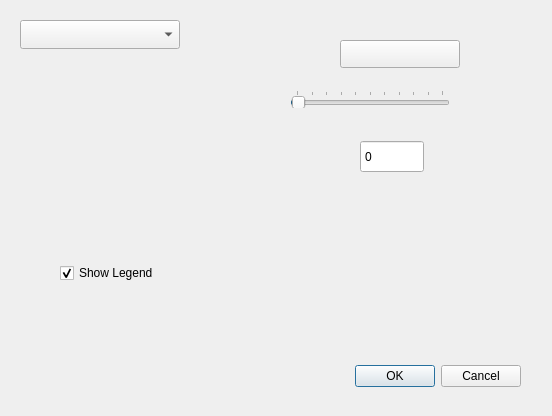
Qt form ui/Histogram.ui (lucacasagrande/DataPlot) before a commit.
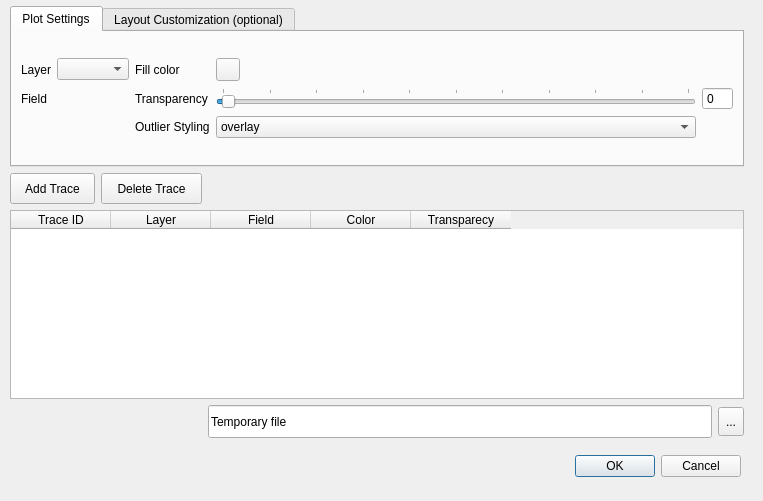
The same form after that commit. Icons and pictures are not drawn. Custom widgets are drawn as their Qt base class.

Patch:
```diff
--- a/ui/Histogram.ui
+++ b/ui/Histogram.ui
@@ -6,8 +6,8 @@
    <rect>
     <x>0</x>
     <y>0</y>
-    <width>552</width>
-    <height>416</height>
+    <width>763</width>
+    <height>501</height>
    </rect>
   </property>
   <property name="windowTitle">
@@ -16,8 +16,8 @@
   <widget class="QDialogButtonBox" name="buttonBox">
    <property name="geometry">
     <rect>
-     <x>180</x>
-     <y>360</y>
+     <x>400</x>
+     <y>450</y>
      <width>341</width>
      <height>32</height>
     </rect>
@@ -29,110 +29,327 @@
     <set>QDialogButtonBox::Cancel|QDialogButtonBox::Ok</set>
    </property>
   </widget>
-  <widget class="QCheckBox" name="legendCheck">
+  <widget class="QLineEdit" name="filePath">
    <property name="geometry">
     <rect>
-     <x>60</x>
-     <y>260</y>
-     <width>121</width>
-     <height>26</height>
+     <x>208</x>
+     <y>405</y>
+     <width>504</width>
+     <height>33</height>
     </rect>
    </property>
    <property name="text">
-    <string>Show Legend</string>
+    <string>Temporary file</string>
    </property>
-   <property name="checked">
+   <property name="readOnly">
     <bool>true</bool>
    </property>
+   <property name="placeholderText">
+    <string/>
+   </property>
   </widget>
-  <widget class="QgsMapLayerComboBox" name="LayerCombo">
+  <widget class="QPushButton" name="addTrace">
    <property name="geometry">
     <rect>
-     <x>20</x>
-     <y>20</y>
-     <width>160</width>
+     <x>10</x>
+     <y>173</y>
+     <width>85</width>
+     <height>31</height>
+    </rect>
+   </property>
+   <property name="text">
+    <string>Add Trace</string>
+   </property>
+  </widget>
+  <widget class="QToolButton" name="browseButton">
+   <property name="geometry">
+    <rect>
+     <x>718</x>
+     <y>407</y>
+     <width>26</width>
      <height>29</height>
     </rect>
    </property>
-  </widget>
-  <widget class="QgsFieldExpressionWidget" name="expField">
-   <property name="geometry">
-    <rect>
-     <x>270</x>
-     <y>230</y>
-     <width>200</width>
-     <height>32</height>
-    </rect>
+   <property name="text">
+    <string>...</string>
    </property>
   </widget>
-  <widget class="QgsColorButtonV2" name="colorButton">
-   <property name="geometry">
-    <rect>
-     <x>340</x>
-     <y>40</y>
-     <width>120</width>
-     <height>28</height>
-    </rect>
+  <widget class="QTabWidget" name="tabWidget">
+   <property name="enabled">
+    <bool>true</bool>
    </property>
-  </widget>
-  <widget class="QSlider" name="alpha">
    <property name="geometry">
     <rect>
-     <x>290</x>
-     <y>90</y>
-     <width>160</width>
-     <height>18</height>
+     <x>10</x>
+     <y>6</y>
+     <width>734</width>
+     <height>161</height>
     </rect>
    </property>
-   <property name="cursor">
-    <cursorShape>ArrowCursor</cursorShape>
-   </property>
-   <property name="layoutDirection">
-    <enum>Qt::LeftToRight</enum>
-   </property>
-   <property name="minimum">
+   <property name="currentIndex">
     <number>0</number>
    </property>
-   <property name="maximum">
-    <number>100</number>
+   <widget class="QWidget" name="tab">
+    <attribute name="title">
+     <string>Plot Settings</string>
+    </attribute>
+    <layout class="QGridLayout" name="gridLayout_2">
+     <item row="0" column="0">
+      <layout class="QGridLayout" name="gridLayout">
+       <item row="0" column="2">
+        <widget class="QLabel" name="label_5">
+         <property name="text">
+          <string>Fill color</string>
+         </property>
+        </widget>
+       </item>
+       <item row="0" column="0">
+        <widget class="QLabel" name="label">
+         <property name="text">
+          <string>Layer</string>
+         </property>
+        </widget>
+       </item>
+       <item row="1" column="0">
+        <widget class="QLabel" name="label_2">
+         <property name="text">
+          <string>Field</string>
+         </property>
+        </widget>
+       </item>
+       <item row="0" column="1">
+        <widget class="QgsMapLayerComboBox" name="LayerCombo"/>
+       </item>
+       <item row="1" column="1">
+        <widget class="QgsFieldExpressionWidget" name="expField1">
+         <property name="sizePolicy">
+          <sizepolicy hsizetype="Preferred" vsizetype="Fixed">
+           <horstretch>0</horstretch>
+           <verstretch>0</verstretch>
+          </sizepolicy>
+         </property>
+        </widget>
+       </item>
+       <item row="0" column="3">
+        <widget class="QgsColorButtonV2" name="colorButton"/>
+       </item>
+       <item row="1" column="2">
+        <widget class="QLabel" name="label_6">
+         <property name="text">
+          <string>Transparency</string>
+         </property>
+        </widget>
+       </item>
+       <item row="1" column="3">
+        <widget class="QSlider" name="alpha">
+         <property name="cursor">
+          <cursorShape>ArrowCursor</cursorShape>
+         </property>
+         <property name="layoutDirection">
+          <enum>Qt::LeftToRight</enum>
+         </property>
+         <property name="minimum">
+          <number>0</number>
+         </property>
+         <property name="maximum">
+          <number>100</number>
+         </property>
+         <property name="singleStep">
+          <number>1</number>
+         </property>
+         <property name="value">
+          <number>1</number>
+         </property>
+         <property name="orientation">
+          <enum>Qt::Horizontal</enum>
+         </property>
+         <property name="invertedAppearance">
+          <bool>false</bool>
+         </property>
+         <property name="invertedControls">
+          <bool>false</bool>
+         </property>
+         <property name="tickPosition">
+          <enum>QSlider::TicksAbove</enum>
+         </property>
+         <property name="tickInterval">
+          <number>10</number>
+         </property>
+        </widget>
+       </item>
+       <item row="1" column="4">
+        <widget class="QSpinBox" name="alphaBox">
+         <property name="buttonSymbols">
+          <enum>QAbstractSpinBox::NoButtons</enum>
+         </property>
+         <property name="maximum">
+          <number>100</number>
+         </property>
+        </widget>
+       </item>
+       <item row="2" column="2">
+        <widget class="QLabel" name="label_3">
+         <property name="text">
+          <string>Outlier Styling</string>
+         </property>
+        </widget>
+       </item>
+       <item row="2" column="3">
+        <widget class="QComboBox" name="histCombo">
+         <property name="styleSheet">
+          <string notr="true"/>
+         </property>
+         <item>
+          <property name="text">
+           <string>overlay</string>
+          </property>
+          <property name="icon">
+           <iconset>
+            <normalon>:/plugins/DataPlot/icon3.png</normalon>
+           </iconset>
+          </property>
+         </item>
+         <item>
+          <property name="text">
+           <string>stack</string>
+          </property>
+         </item>
+        </widget>
+       </item>
+      </layout>
+     </item>
+    </layout>
+   </widget>
+   <widget class="QWidget" name="tab_2">
+    <attribute name="title">
+     <string>Layout Customization (optional)</string>
+    </attribute>
+    <layout class="QGridLayout" name="gridLayout_5">
+     <item row="0" column="1">
+      <spacer name="horizontalSpacer_2">
+       <property name="orientation">
+        <enum>Qt::Horizontal</enum>
+       </property>
+       <property name="sizeHint" stdset="0">
+        <size>
+         <width>40</width>
+         <height>20</height>
+        </size>
+       </property>
+      </spacer>
+     </item>
+     <item row="0" column="0">
+      <layout class="QGridLayout" name="gridLayout_4">
+       <item row="1" column="1">
+        <widget class="QLineEdit" name="pltTitle">
+         <property name="enabled">
+          <bool>false</bool>
+         </property>
+         <property name="placeholderText">
+          <string>Title</string>
+         </property>
+        </widget>
+       </item>
+       <item row="0" column="0">
+        <widget class="QCheckBox" name="legendCheck">
+         <property name="enabled">
+          <bool>true</bool>
+         </property>
+         <property name="text">
+          <string>Show Legend</string>
+         </property>
+         <property name="checked">
+          <bool>false</bool>
+         </property>
+        </widget>
+       </item>
+       <item row="1" column="0">
+        <widget class="QCheckBox" name="titleCheck">
+         <property name="text">
+          <string>Plot Title</string>
+         </property>
+         <property name="checkable">
+          <bool>true</bool>
+         </property>
+         <property name="checked">
+          <bool>false</bool>
+         </property>
+        </widget>
+       </item>
+      </layout>
+     </item>
+     <item row="1" column="0" colspan="2">
+      <spacer name="verticalSpacer">
+       <property name="orientation">
+        <enum>Qt::Vertical</enum>
+       </property>
+       <property name="sizeHint" stdset="0">
+        <size>
+         <width>20</width>
+         <height>40</height>
+        </size>
+       </property>
+      </spacer>
+     </item>
+    </layout>
+   </widget>
+  </widget>
+  <widget class="QPushButton" name="deleteTrace">
+   <property name="geometry">
+    <rect>
+     <x>101</x>
+     <y>173</y>
+     <width>101</width>
+     <height>31</height>
+    </rect>
    </property>
-   <property name="singleStep">
-    <number>1</number>
+   <property name="text">
+    <string>Delete Trace</string>
    </property>
-   <property name="value">
-    <number>1</number>
-   </property>
-   <property name="orientation">
-    <enum>Qt::Horizontal</enum>
-   </property>
-   <property name="invertedAppearance">
-    <bool>false</bool>
-   </property>
-   <property name="invertedControls">
-    <bool>false</bool>
-   </property>
-   <property name="tickPosition">
-    <enum>QSlider::TicksAbove</enum>
-   </property>
-   <property name="tickInterval">
-    <number>10</number>
-   </property>
   </widget>
-  <widget class="QSpinBox" name="spinBox">
+  <widget class="QTableWidget" name="traceTable">
    <property name="geometry">
     <rect>
-     <x>360</x>
-     <y>140</y>
-     <width>64</width>
-     <height>33</height>
+     <x>10</x>
+     <y>210</y>
+     <width>734</width>
+     <height>189</height>
     </rect>
    </property>
-   <property name="buttonSymbols">
-    <enum>QAbstractSpinBox::NoButtons</enum>
+   <property name="minimumSize">
+    <size>
+     <width>734</width>
+     <height>0</height>
+    </size>
    </property>
-   <property name="maximum">
-    <number>100</number>
+   <property name="styleSheet">
+    <string notr="true"/>
    </property>
+   <column>
+    <property name="text">
+     <string>Trace ID</string>
+    </property>
+   </column>
+   <column>
+    <property name="text">
+     <string>Layer</string>
+    </property>
+   </column>
+   <column>
+    <property name="text">
+     <string>Field</string>
+    </property>
+   </column>
+   <column>
+    <property name="text">
+     <string>Color</string>
+    </property>
+   </column>
+   <column>
+    <property name="text">
+     <string>Transparecy</string>
+    </property>
+   </column>
   </widget>
  </widget>
  <customwidgets>
```
Left out of the diff: 39 changed lines with no effect on the pictures.
